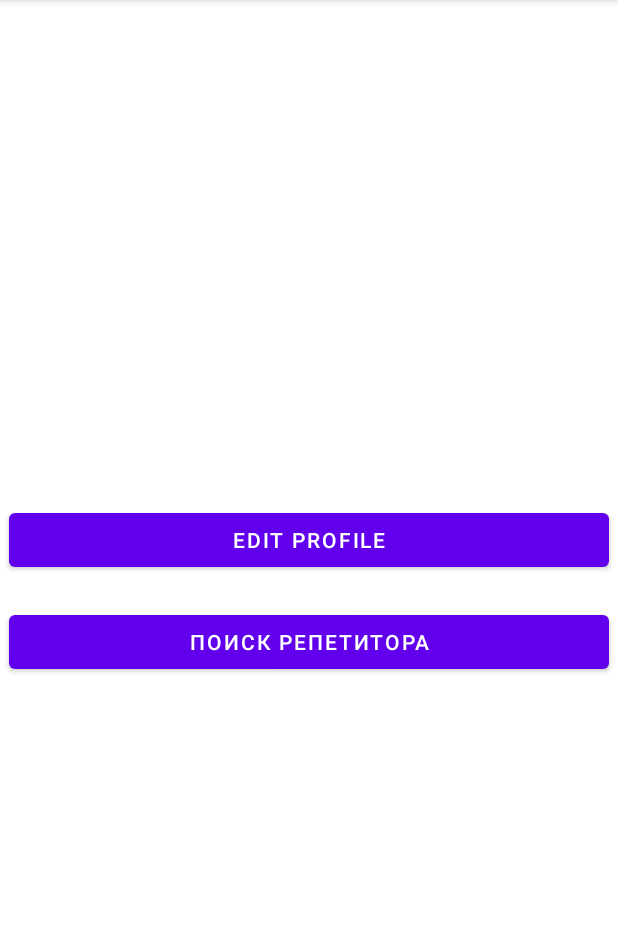
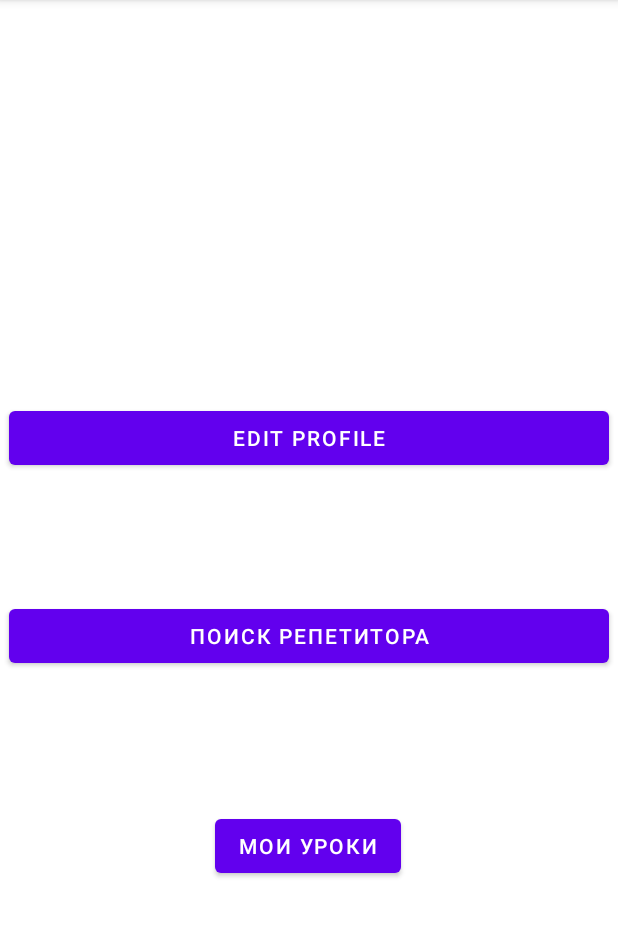
Before and after one commit to ampeo1/Tutors_, an Android app: the MainActivity screen opened directly, with no data from a screen before it, on a phone screen of 412 x 824 dp, the part 84-1021 px from its top. Run offline under Robolectric (Android 15) with nearby library versions, the phone set to English and light mode, and no system bars; our stand-ins replace Firebase (no records; nobody signed in at launch, a user with empty details on screens opened directly).

Commit message:
add lessons pages

```diff
--- a/app/src/main/AndroidManifest.xml
+++ b/app/src/main/AndroidManifest.xml
@@ -9,6 +9,12 @@
         android:roundIcon="@mipmap/ic_launcher_round"
         android:supportsRtl="true"
         android:theme="@style/Theme.Tutors">
+        <activity
+            android:name=".Activity.StudentLessonActivity"
+            android:exported="false" />
+        <activity
+            android:name=".Activity.TutorLessonActivity"
+            android:exported="false" />
         <activity
             android:name=".Activity.TutorPageActivity"
             android:exported="false" />
--- a/app/src/main/java/com/example/tutors/Activity/MainActivity.java
+++ b/app/src/main/java/com/example/tutors/Activity/MainActivity.java
@@ -1,17 +1,24 @@
 package com.example.tutors.Activity;
 
+import androidx.annotation.NonNull;
 import androidx.appcompat.app.AppCompatActivity;
 
 import android.content.Intent;
 import android.os.Bundle;
 import android.view.View;
 import android.widget.Button;
+import android.widget.Toast;
 
 import com.example.tutors.Activity.SearchActivity;
 import com.example.tutors.Helpers.FirebaseHelper;
+import com.example.tutors.Models.AbstractUser;
 import com.example.tutors.Models.ItemsTypes;
+import com.example.tutors.Models.Student;
 import com.example.tutors.Models.Tutor;
 import com.example.tutors.R;
+import com.google.firebase.database.DataSnapshot;
+import com.google.firebase.database.DatabaseError;
+import com.google.firebase.database.ValueEventListener;
 import com.google.gson.Gson;
 
 import java.io.FileWriter;
@@ -20,16 +27,32 @@ import java.util.Arrays;
 
 public class MainActivity extends AppCompatActivity {
 
+    private AbstractUser currentUser;
+
     @Override
     protected void onCreate(Bundle savedInstanceState) {
         super.onCreate(savedInstanceState);
         setContentView(R.layout.activity_main);
+/*        String currentUserId = FirebaseHelper.getIdCurrentUser();
+        FirebaseHelper.getUserById(currentUserId).addValueEventListener(new ValueEventListener() {
+            @Override
+            public void onDataChange(@NonNull DataSnapshot snapshot) {
+                for (DataSnapshot userSnapshots: snapshot.getChildren()) {
+                }
+            }
+
+            @Override
+            public void onCancelled(@NonNull DatabaseError error) {
+                currentUser = null;
+            }
+        });*/
         setupButtons();
     }
 
     private void setupButtons(){
         setupButtonWithActivity(R.id.btnSearch, SearchActivity.class);
         setupButtonWithActivity(R.id.btnEditProfile, ProfileEditorActivity.class);
+        setupButtonWithActivity(R.id.btnToLessonsPage, TutorLessonActivity.class);
     }
 
     private void setupButtonWithActivity(int buttonId, Class<?> cls){
--- a/app/src/main/java/com/example/tutors/Helpers/FirebaseHelper.java
+++ b/app/src/main/java/com/example/tutors/Helpers/FirebaseHelper.java
@@ -63,6 +63,7 @@ public class FirebaseHelper {
 
     public static Query getLessonByTutorId(String tutorId) {
         return lessonsRef.orderByChild(LESSON_TUTOR_ID_PROPERTY).equalTo(tutorId);
+    }
 
     public static String getIdCurrentUser(){
         return FirebaseAuth.getInstance().getCurrentUser().getUid();
--- a/app/src/main/res/layout-land/activity_main.xml
+++ b/app/src/main/res/layout-land/activity_main.xml
@@ -10,22 +10,33 @@
         android:id="@+id/btnSearch"
         android:layout_width="600px"
         android:layout_height="wrap_content"
-        android:layout_marginBottom="124dp"
+        android:layout_marginBottom="44dp"
         android:text="@string/btnSearchValue"
-        app:layout_constraintBottom_toBottomOf="parent"
+        app:layout_constraintBottom_toTopOf="@+id/btnToLessonsPage"
         app:layout_constraintEnd_toEndOf="parent"
-        app:layout_constraintHorizontal_bias="0.498"
         app:layout_constraintStart_toStartOf="parent" />
 
     <Button
         android:id="@+id/btnEditProfile"
         android:layout_width="600px"
         android:layout_height="wrap_content"
-        android:layout_marginBottom="20dp"
+        android:layout_marginBottom="52dp"
         android:text="Edit  profile"
         app:layout_constraintBottom_toTopOf="@+id/btnSearch"
         app:layout_constraintEnd_toEndOf="parent"
-        app:layout_constraintHorizontal_bias="0.498"
+        app:layout_constraintHorizontal_bias="0.505"
         app:layout_constraintStart_toStartOf="parent" />
 
+    <Button
+        android:id="@+id/btnToLessonsPage"
+        android:layout_width="225dp"
+        android:layout_height="47dp"
+        android:layout_marginBottom="120dp"
+        android:text="@string/btnToLessonPage"
+        app:layout_constraintBottom_toBottomOf="parent"
+        app:layout_constraintEnd_toEndOf="parent"
+        app:layout_constraintHorizontal_bias="0.496"
+        app:layout_constraintStart_toStartOf="parent" />
+
+
 </androidx.constraintlayout.widget.ConstraintLayout>
--- a/app/src/main/res/layout/activity_main.xml
+++ b/app/src/main/res/layout/activity_main.xml
@@ -10,20 +10,29 @@
         android:id="@+id/btnSearch"
         android:layout_width="600px"
         android:layout_height="wrap_content"
-        android:layout_marginBottom="316dp"
+        android:layout_marginBottom="92dp"
         android:text="@string/btnSearchValue"
-        app:layout_constraintBottom_toBottomOf="parent"
+        app:layout_constraintBottom_toTopOf="@+id/btnToLessonsPage"
         app:layout_constraintEnd_toEndOf="parent"
-        app:layout_constraintHorizontal_bias="0.497"
         app:layout_constraintStart_toStartOf="parent" />
 
     <Button
         android:id="@+id/btnEditProfile"
         android:layout_width="600px"
         android:layout_height="wrap_content"
-        android:layout_marginBottom="20dp"
+        android:layout_marginBottom="84dp"
         android:text="Edit profile"
         app:layout_constraintBottom_toTopOf="@+id/btnSearch"
+        app:layout_constraintEnd_toEndOf="parent"
+        app:layout_constraintStart_toStartOf="parent" />
+
+    <Button
+        android:id="@+id/btnToLessonsPage"
+        android:layout_width="wrap_content"
+        android:layout_height="wrap_content"
+        android:layout_marginBottom="180dp"
+        android:text="@string/btnToLessonPage"
+        app:layout_constraintBottom_toBottomOf="parent"
         app:layout_constraintEnd_toEndOf="parent"
         app:layout_constraintHorizontal_bias="0.498"
         app:layout_constraintStart_toStartOf="parent" />
--- a/app/src/main/res/values/items.xml
+++ b/app/src/main/res/values/items.xml
@@ -7,4 +7,9 @@
         <item>Химия</item>
         <item>Русский язык</item>
     </string-array>
+    <string-array name="lesson_status_array_rus">
+        <item>Планируется</item>
+        <item>Завершен</item>
+        <item>Отменен</item>
+    </string-array>
 </resources>
--- a/app/src/main/res/values/strings.xml
+++ b/app/src/main/res/values/strings.xml
@@ -1,4 +1,6 @@
 <resources>
     <string name="app_name">Tutors</string>
     <string name="btnSearchValue">Поиск репетитора</string>
+    <string name="btnToLessonPage">Мои Уроки</string>
+    <string name="btnSaveLessonChanges">Сохранить</string>
 </resources>
```
Also changed, not shown: app/src/main/java/com/example/tutors/Activity/StudentLessonActivity.java (added, +36 -0 lines), app/src/main/java/com/example/tutors/Activity/TutorLessonActivity.java (added, +27 -0 lines), app/src/main/java/com/example/tutors/Adapters/StudentLessonAdapter.java (added, +110 -0 lines), app/src/main/java/com/example/tutors/Adapters/TutorLessonAdapter.java (added, +114 -0 lines), app/src/main/java/com/example/tutors/Helpers/DatabaseHelper.java (deleted, +0 -7 lines), app/src/main/java/com/example/tutors/Models/Lesson.java (+6 -3 lines), app/src/main/java/com/example/tutors/Models/LessonStatus.java (added, +7 -0 lines), app/src/main/res/layout/activity_student_lesson.xml (added, +17 -0 lines), app/src/main/res/layout/activity_tutor_lesson.xml (added, +17 -0 lines), app/src/main/res/layout/student_lesson_item.xml (added, +47 -0 lines), app/src/main/res/layout/tutor_lesson_item.xml (added, +68 -0 lines).
